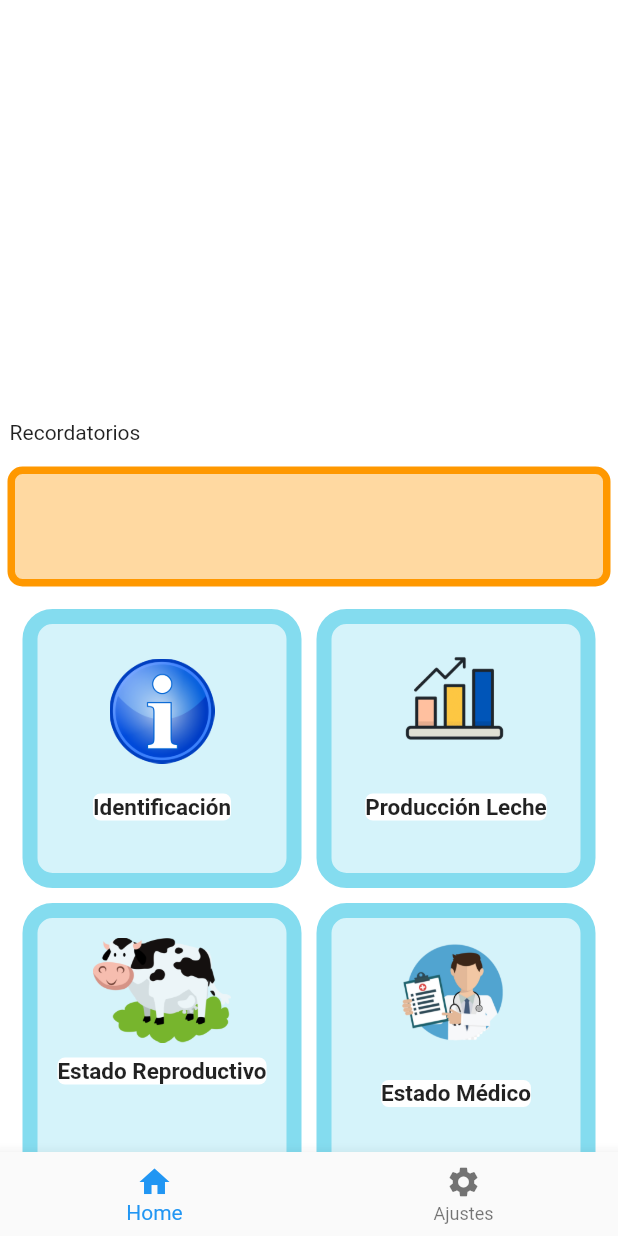
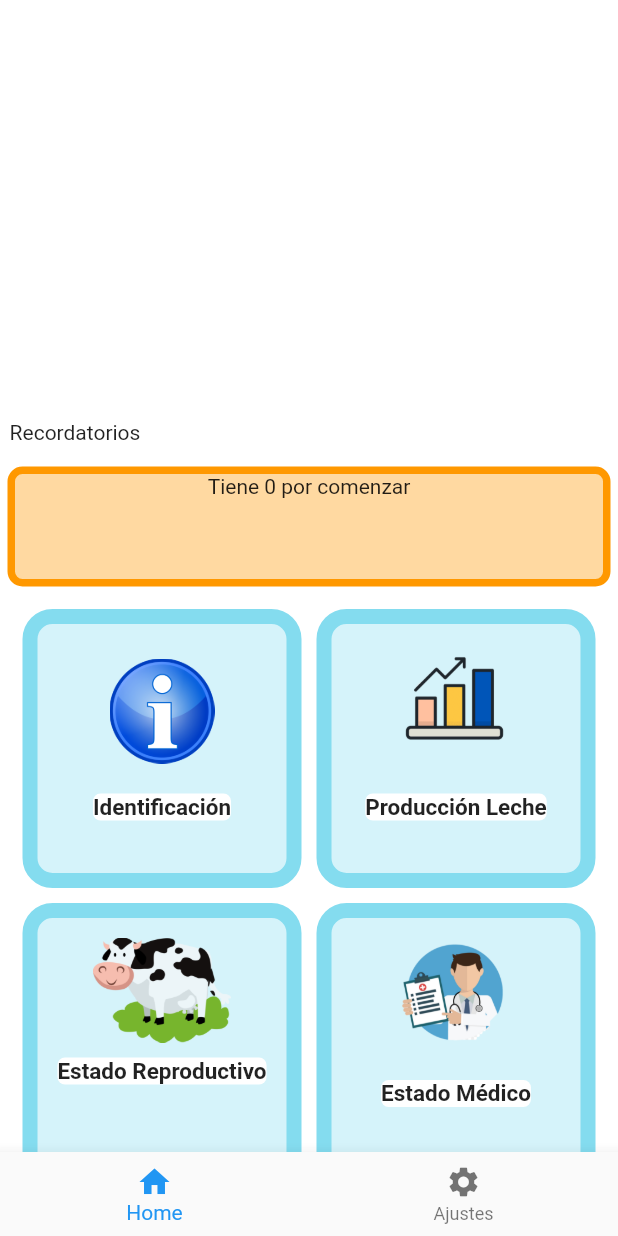
Before and after one commit to JeanCembranos/CowBook_APP, a Flutter app: the RegLeche screen opened directly, after a tap on the "arrow back" icon, on a phone screen of 412 x 824 dp. Run offline on Flutter 3.47's test engine with Material 2 defaults, Android fonts, the phone set to English and light mode, and no system bars; drawn by our look-alikes of carousel_pro; our stand-ins replace cached_network_image, carousel_slider, cloud_firestore, email_validator, firebase_auth, firebase_messaging and 6 more; missing offline and left inert: flutter_barcode_scanner; accounts and stored records are empty.

```diff
--- a/lib/Screens/Home.dart
+++ b/lib/Screens/Home.dart
@@ -29,18 +29,31 @@ class Home extends StatefulWidget{
 
 
 class _HomeState extends State<Home> {
+  DateTime hoy=DateTime.now();
+  int contadorPorComenzar=0;
   int _currentIndex = 0;
   final List<Widget> _children = [];
 
 
   @override
   void initState() {
-    print('Qr: ${widget.data}');
-    print('Usuario: ${widget.currentUser}');
     super.initState();
   }
 
-
+  getRegTratSnapshots() async {
+    //final uid = await Provider.of(context).auth.getCurrentUID();
+    var data = await Firestore.instance
+        .collection('DBReg')
+        .where('currentUser', isEqualTo: widget.currentUser,)
+        .where('fechaIni', isGreaterThanOrEqualTo: hoy)
+        .getDocuments();
+    setState(() {
+      for(int i=0;i<data.documents.length;i++){
+       contadorPorComenzar++;
+      }
+    });
+    return "complete";
+  }
 
   Future getCarouselWidget() async {
     var firestore = Firestore.instance;
@@ -150,6 +163,11 @@ class _HomeState extends State<Home> {
                 ),
                 width: MediaQuery.of(context).size.width-10,
                 height: 80.0,
+                child: new Column(
+                  children: [
+                    Text("Tiene ${contadorPorComenzar.toString()} por comenzar")
+                  ],
+                ),
               ),
               GridView.count(
                 shrinkWrap: true,
--- a/lib/ScreensNew/ConsRegLeche.dart
+++ b/lib/ScreensNew/ConsRegLeche.dart
@@ -44,7 +44,7 @@ class _RegLecheDetailsState extends State<RegLecheDetails> {
   @override
   void initState() {
     super.initState();
-    objRegLeche.getData().then((results){
+    objRegLeche.getData(widget.currentUser,widget.data).then((results){
       setState(() {
         RegLecheDB = results;
       });
@@ -238,7 +238,7 @@ class _RegLecheDetailsState extends State<RegLecheDetails> {
                                           child: SizedBox(width: 56, height: 56, child: Icon(Icons.delete,)),
                                           onTap: () {
                                             var SelectedDoc=RegLecheDB.documents[location[i]].documentID.toString();
-                                            objRegLeche.deleteReg(SelectedDoc);
+                                            objRegLeche.deleteReg(SelectedDoc,widget.currentUser,widget.data);
                                             Flushbar(
                                               borderRadius: 8,
                                               backgroundGradient: LinearGradient(
@@ -275,7 +275,7 @@ class _RegLecheDetailsState extends State<RegLecheDetails> {
                                       if(_formKey.currentState.fields['cantidad'].validate()){
                                         var SelectedDoc=RegLecheDB.documents[location[i]].documentID.toString();
                                         print(RegLecheDB.documents[location[i]].documentID.toString());
-                                        objRegLeche.updateRegLeche(SelectedDoc, {'fechaReg':selectedIniDate,'cantProd':_formKey.currentState.fields['cantidad'].value});
+                                        objRegLeche.updateRegLeche(SelectedDoc,widget.currentUser,widget.data, {'fechaReg':selectedIniDate,'cantProd':_formKey.currentState.fields['cantidad'].value});
                                         flag=true;
                                         Flushbar(
                                           borderRadius: 8,
--- a/lib/ScreensNew/ProduccionLeche.dart
+++ b/lib/ScreensNew/ProduccionLeche.dart
@@ -146,8 +146,8 @@ class _RegLecheState extends State<RegLeche>{
           ),
           body: new TabBarView(
             children: [
-              TabModDel(),
-              TabCant()
+              TabModDel(data: widget.data,currentUser: widget.currentUser,),
+              TabCant(currentUser: widget.currentUser,data: widget.data,)
             ],
           ),
         ),
--- a/lib/ScreensNew/Tabs/TabModDel.dart
+++ b/lib/ScreensNew/Tabs/TabModDel.dart
@@ -51,11 +51,12 @@ class _TabModDelState extends State<TabModDel> {
   getRegLecheSnapshots() async {
     //final uid = await Provider.of(context).auth.getCurrentUID();
     var data = await Firestore.instance
-        .collection('DBProduLeche')
+        .collection('DBProduLeche').document(widget.currentUser).collection(widget.data)
         .where('fechaReg',isGreaterThanOrEqualTo: selectedIniDate)
-        .where('fechaReg',isLessThanOrEqualTo: selectedFinDate)
+       .where('fechaReg',isLessThanOrEqualTo: selectedFinDate)
         .getDocuments();
     setState(() {
+      print(widget.currentUser);
       _allResults = data.documents;
     });
     searchResultsList();
```
Also changed, not shown: lib/RegTools/DBProduLeche.dart (+7 -7 lines), lib/ScreensNew/ReproState.dart (+14 -1 lines), lib/ScreensNew/Tabs/TabCant.dart (+3 -5 lines).
